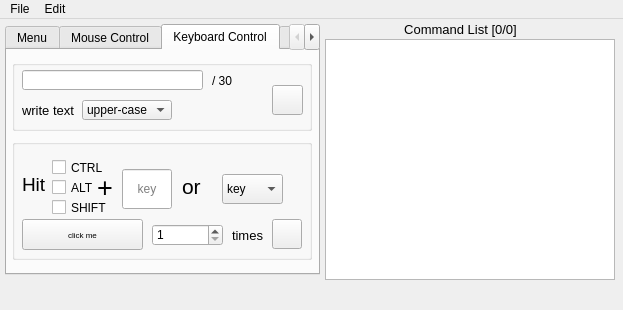
Qt form mainwindow.ui (damr-/macro-creator) before a commit.
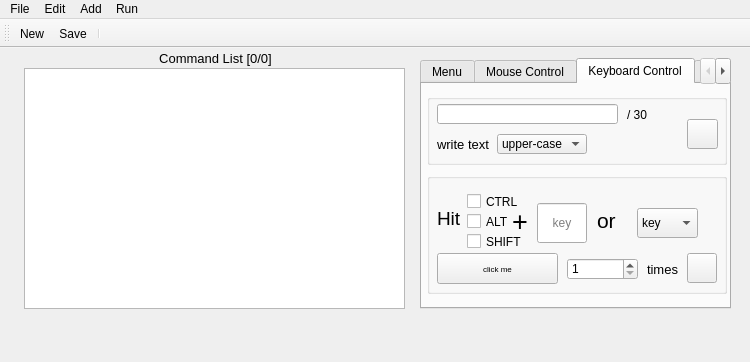
The same form after that commit. The open tabs and pages were chosen to show the change. Icons and pictures are not drawn.

Patch:
```diff
--- a/mainwindow.ui
+++ b/mainwindow.ui
@@ -9,8 +9,8 @@
    <rect>
     <x>0</x>
     <y>0</y>
-    <width>623</width>
-    <height>310</height>
+    <width>750</width>
+    <height>362</height>
    </rect>
   </property>
   <property name="sizePolicy">
@@ -21,14 +21,14 @@
   </property>
   <property name="minimumSize">
    <size>
-    <width>623</width>
-    <height>310</height>
+    <width>750</width>
+    <height>362</height>
    </size>
   </property>
   <property name="maximumSize">
    <size>
-    <width>660</width>
-    <height>350</height>
+    <width>750</width>
+    <height>362</height>
    </size>
   </property>
   <property name="windowTitle">
@@ -42,7 +42,7 @@
    <widget class="QLabel" name="commandListTitle">
     <property name="geometry">
      <rect>
-      <x>390</x>
+      <x>145</x>
       <y>0</y>
       <width>141</width>
       <height>21</height>
@@ -63,9 +63,9 @@
    <widget class="QListWidget" name="commandList">
     <property name="geometry">
      <rect>
-      <x>325</x>
+      <x>24</x>
       <y>20</y>
-      <width>290</width>
+      <width>381</width>
       <height>241</height>
      </rect>
     </property>
@@ -138,9 +138,9 @@
     </property>
     <property name="geometry">
      <rect>
-      <x>5</x>
-      <y>5</y>
-      <width>315</width>
+      <x>420</x>
+      <y>10</y>
+      <width>311</width>
       <height>251</height>
      </rect>
     </property>
@@ -1710,7 +1710,7 @@
     <rect>
      <x>0</x>
      <y>0</y>
-     <width>623</width>
+     <width>750</width>
      <height>21</height>
     </rect>
    </property>
@@ -1736,15 +1736,51 @@
     <addaction name="actionPaste"/>
     <addaction name="actionDuplicate"/>
     <addaction name="actionDelete"/>
+    <addaction name="separator"/>
+    <addaction name="actionOptions"/>
+   </widget>
+   <widget class="QMenu" name="menuAdd">
+    <property name="title">
+     <string>Add</string>
+    </property>
+    <addaction name="action1Delay"/>
+    <addaction name="action2Click"/>
+    <addaction name="action3CurorPos"/>
+    <addaction name="action4Drag"/>
+    <addaction name="action5Scroll"/>
+    <addaction name="action7HitKey"/>
+    <addaction name="action6Write"/>
+    <addaction name="action8RunExe"/>
+   </widget>
+   <widget class="QMenu" name="menuRun">
+    <property name="title">
+     <string>Run</string>
+    </property>
    </widget>
    <addaction name="menuFile"/>
    <addaction name="menuEdit"/>
+   <addaction name="menuAdd"/>
+   <addaction name="menuRun"/>
   </widget>
   <widget class="QStatusBar" name="statusBar">
    <property name="sizeGripEnabled">
     <bool>false</bool>
    </property>
   </widget>
+  <widget class="QToolBar" name="toolBar">
+   <property name="windowTitle">
+    <string>toolBar</string>
+   </property>
+   <attribute name="toolBarArea">
+    <enum>TopToolBarArea</enum>
+   </attribute>
+   <attribute name="toolBarBreak">
+    <bool>false</bool>
+   </attribute>
+   <addaction name="actionNew"/>
+   <addaction name="actionSave"/>
+   <addaction name="separator"/>
+  </widget>
   <action name="actionNew">
    <property name="text">
     <string>New</string>
```
Left out of the diff: 132 changed lines with no effect on the pictures.
